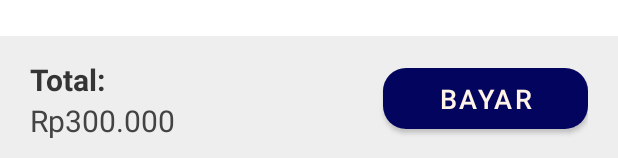
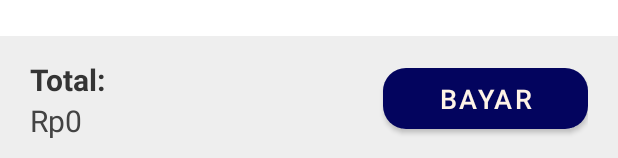
Before and after one commit to leoniantoinette/majika, an Android app: the layout fragment_keranjang.xml on its own in the app's theme, with its tools: preview values and no code run, on a phone screen of 412 x 824 dp. Shown: the part 1075-1233 px from the top of the screen. Run offline under Robolectric (Android 15) with nearby library versions, the phone set to English and light mode, and no system bars; network calls fail.

Commit message:
update text format

```diff
--- a/app/src/main/java/com/example/majika/adapter/MenuAdapter.kt
+++ b/app/src/main/java/com/example/majika/adapter/MenuAdapter.kt
@@ -44,7 +44,7 @@ class MenuAdapter (private val keranjangList: ArrayList<KeranjangModel>, private
         val formatter = NumberFormat.getInstance(Locale.getDefault())
         holder.name.text = listFilter.get(position).nama
         holder.price.text = "Rp" + formatter.format(listFilter.get(position).harga.toInt())
-        holder.sold.text = formatter.format(listFilter.get(position).terjual)
+        holder.sold.text = formatter.format(listFilter.get(position).terjual) + " Sold"
         holder.description.text = listFilter.get(position).deskripsi
         holder.count.text = listFilter.get(position).jumlah.toString()
 
--- a/app/src/main/res/layout/fragment_keranjang.xml
+++ b/app/src/main/res/layout/fragment_keranjang.xml
@@ -56,7 +56,7 @@
                 android:id="@+id/total"
                 android:layout_width="wrap_content"
                 android:layout_height="wrap_content"
-                android:text="Rp300.000"
+                android:text="Rp0"
                 android:textColor="#434343"
                 android:textSize="20sp" />
 
--- a/app/src/main/res/layout/pembayaran.xml
+++ b/app/src/main/res/layout/pembayaran.xml
@@ -47,7 +47,7 @@
             android:layout_width="match_parent"
             android:layout_height="wrap_content"
             android:layout_marginVertical="20dp"
-            android:text="Total : Rp 150.000"
+            android:text="Total : Rp0"
             android:textAlignment="center"
             android:textColor="#434343"
             android:textSize="22sp" />
```
